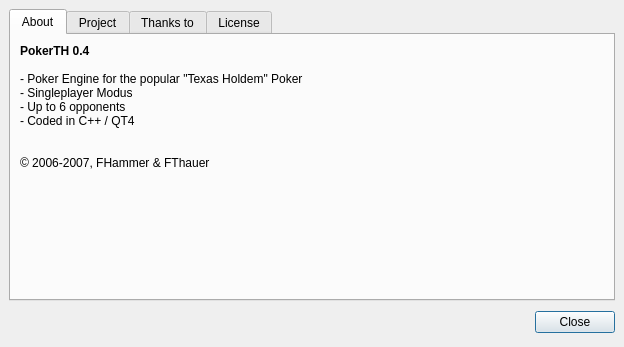
pokerth/pokerth, file src/gui/qt/aboutpokerth.ui: the form before one commit.
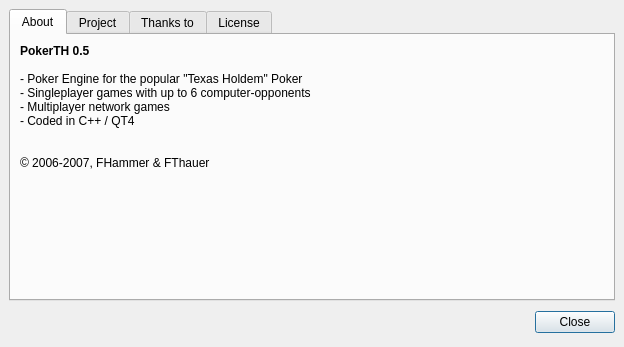
The form after the commit. Icons and pictures are not drawn.

Patch:
```diff
--- a/src/gui/qt/aboutpokerth.ui
+++ b/src/gui/qt/aboutpokerth.ui
@@ -66,11 +66,11 @@
           <string>&lt;html>&lt;head>&lt;meta name="qrichtext" content="1" />&lt;style type="text/css">
 p, li { white-space: pre-wrap; }
 &lt;/style>&lt;/head>&lt;body style=" font-family:'Nimbus Sans L'; font-size:9pt; font-weight:400; font-style:normal; text-decoration:none;">
-&lt;p style=" margin-top:0px; margin-bottom:0px; margin-left:0px; margin-right:0px; -qt-block-indent:0; text-indent:0px;">&lt;span style=" font-weight:600;">PokerTH 0.4&lt;/span>&lt;/p>
+&lt;p style=" margin-top:0px; margin-bottom:0px; margin-left:0px; margin-right:0px; -qt-block-indent:0; text-indent:0px;">&lt;span style=" font-weight:600;">PokerTH 0.5&lt;/span>&lt;/p>
 &lt;p style="-qt-paragraph-type:empty; margin-top:0px; margin-bottom:0px; margin-left:0px; margin-right:0px; -qt-block-indent:0; text-indent:0px; font-weight:600;">&lt;/p>
 &lt;p style=" margin-top:0px; margin-bottom:0px; margin-left:0px; margin-right:0px; -qt-block-indent:0; text-indent:0px;">- Poker Engine for the popular "Texas Holdem" Poker&lt;/p>
-&lt;p style=" margin-top:0px; margin-bottom:0px; margin-left:0px; margin-right:0px; -qt-block-indent:0; text-indent:0px;">- Singleplayer Modus&lt;/p>
-&lt;p style=" margin-top:0px; margin-bottom:0px; margin-left:0px; margin-right:0px; -qt-block-indent:0; text-indent:0px;">- Up to 6 opponents&lt;/p>
+&lt;p style=" margin-top:0px; margin-bottom:0px; margin-left:0px; margin-right:0px; -qt-block-indent:0; text-indent:0px;">- Singleplayer games with up to 6 computer-opponents&lt;/p>
+&lt;p style=" margin-top:0px; margin-bottom:0px; margin-left:0px; margin-right:0px; -qt-block-indent:0; text-indent:0px;">- Multiplayer network games&lt;/p>
 &lt;p style=" margin-top:0px; margin-bottom:0px; margin-left:0px; margin-right:0px; -qt-block-indent:0; text-indent:0px;">- Coded in C++ / QT4&lt;/p>
 &lt;p style="-qt-paragraph-type:empty; margin-top:0px; margin-bottom:0px; margin-left:0px; margin-right:0px; -qt-block-indent:0; text-indent:0px;">&lt;/p>
 &lt;p style="-qt-paragraph-type:empty; margin-top:0px; margin-bottom:0px; margin-left:0px; margin-right:0px; -qt-block-indent:0; text-indent:0px; font-weight:600;">&lt;/p>
```
Left out of the diff: 10 changed lines with no effect on the pictures.
